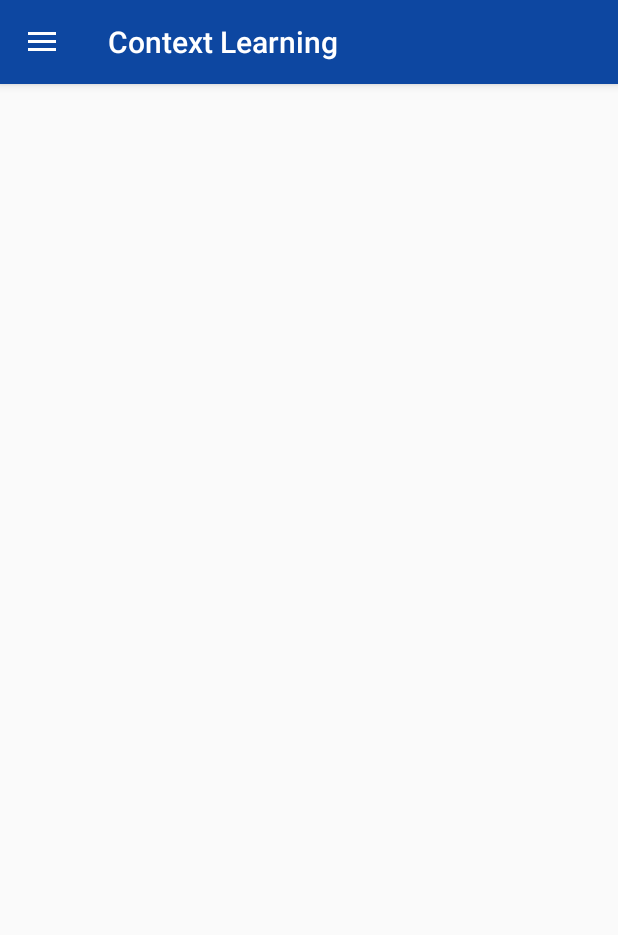
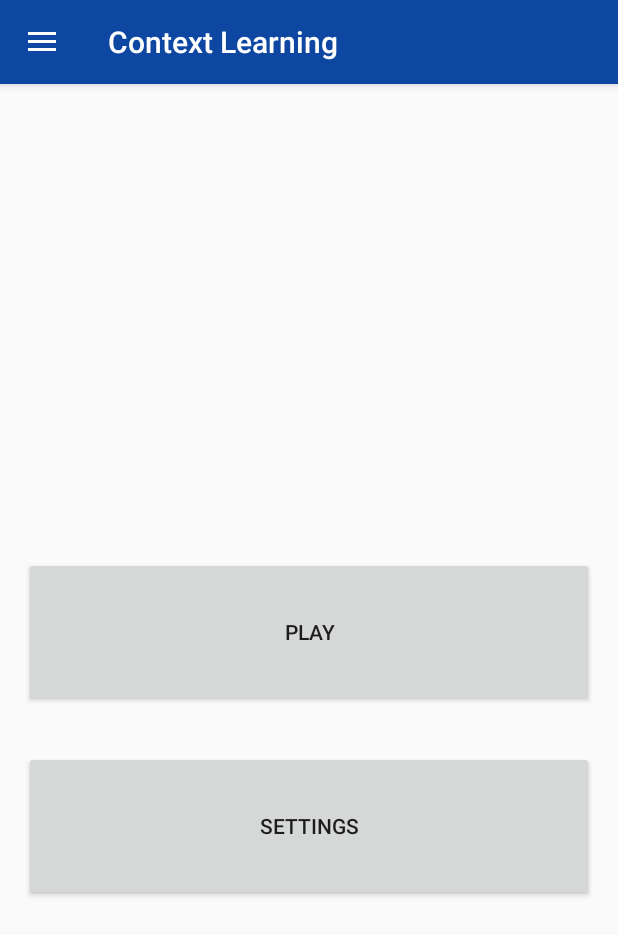
Before and after one commit to mbrya002/Context, an Android app: the NavDrawerActivity screen opened directly, with no data from a screen before it, on a phone screen of 412 x 824 dp. Shown: the top 935 px of the screen. Run offline under Robolectric (Android 15) with nearby library versions, the phone set to English and light mode, and no system bars; our stand-ins replace CircleImageView, Firebase (no records; nobody signed in at launch, a user with empty details on screens opened directly), Picasso; libraries missing offline, so code that uses them is left out: com.firebase.client; pictures from the network do not load; 2 statements that could not run were skipped.

Commit message:
Brokenish but working on it

```diff
--- a/app/src/main/java/apps/matts/contextlearning/NavDrawerActivity.java
+++ b/app/src/main/java/apps/matts/contextlearning/NavDrawerActivity.java
@@ -14,7 +14,9 @@ import android.support.v7.app.ActionBarDrawerToggle;
 import android.support.v7.widget.Toolbar;
 import android.view.MenuItem;
 import android.view.View;
+import android.widget.Button;
 import android.widget.TextView;
+
 import de.hdodenhof.circleimageview.CircleImageView;
 import android.support.design.widget.NavigationView;
 import android.widget.Toast;
@@ -33,7 +35,8 @@ import apps.matts.contextlearning.utils.SharedPrefManager;
 // This class is a simple activity with NavigationDrawer
 // we get data stored in sharedPrefference and display on the header view of the NavigationDrawer
 public class NavDrawerActivity extends BaseActivity implements
-        GoogleApiClient.OnConnectionFailedListener{
+        GoogleApiClient.OnConnectionFailedListener,
+        View.OnClickListener{
 
     Context mContext = this;
 
@@ -43,6 +46,9 @@ public class NavDrawerActivity extends BaseActivity implements
     private TextView mFullNameTextView, mEmailTextView;
     private CircleImageView mProfileImageView;
     private String mUsername, mEmail;
+
+    private Button playButton;
+    private Button settingButton;
 
     SharedPrefManager sharedPrefManager;
     private GoogleApiClient mGoogleApiClient;
@@ -59,6 +65,12 @@ public class NavDrawerActivity extends BaseActivity implements
         initNavigationDrawer();
 
         View header = navigationView.getHeaderView(0);
+
+        playButton = (Button) findViewById(R.id.playButton);
+        playButton.setOnClickListener(this);
+
+        settingButton = (Button) findViewById(R.id.settingsButton);
+        settingButton.setOnClickListener(this);
 
         mFullNameTextView = (TextView) header.findViewById(R.id.fullName);
         mEmailTextView = (TextView) header.findViewById(R.id.email);
@@ -100,26 +112,17 @@ public class NavDrawerActivity extends BaseActivity implements
                 int id = item.getItemId();
 
                 switch (id){
-                    case R.id.freebie:
-                        Toast.makeText(getApplicationContext(),"Home",Toast.LENGTH_SHORT).show();
-                        drawerLayout.closeDrawers();
-                        break;
+
                     case R.id.payment:
                         Toast.makeText(getApplicationContext(),"Settings",Toast.LENGTH_SHORT).show();
                         drawerLayout.closeDrawers();
                         break;
-                    case R.id.trip:
-                        Toast.makeText(getApplicationContext(),"Trash",Toast.LENGTH_SHORT).show();
-                        drawerLayout.closeDrawers();
-                        break;
+
                     case R.id.logout:
                         signOut();
                         drawerLayout.closeDrawers();
                         break;
-                    case R.id.tips:
-                        Toast.makeText(getApplicationContext(),"Trash",Toast.LENGTH_SHORT).show();
-                        drawerLayout.closeDrawers();
-                        break;
+
                 }
                 return false;
             }
@@ -172,4 +175,14 @@ public class NavDrawerActivity extends BaseActivity implements
                 }
         );
     }
+
+    public void onClick(View view) {
+
+        int id = view.getId();
+
+        if (id == R.id.playButton){
+            Intent intent = new Intent(NavDrawerActivity.this, Level.class);
+            startActivity(intent);
+        }
+    }
 }
--- a/app/src/main/res/layout/activity_base.xml
+++ b/app/src/main/res/layout/activity_base.xml
@@ -7,6 +7,6 @@
     android:paddingLeft="@dimen/activity_horizontal_margin"
     android:paddingRight="@dimen/activity_horizontal_margin"
     android:paddingTop="@dimen/activity_vertical_margin"
-    tools:context="com.tutorial.context.BaseActivity">
+    tools:context="apps.matts.contextlearning.BaseActivity">
 
 </RelativeLayout>
--- a/app/src/main/res/layout/activity_main.xml
+++ b/app/src/main/res/layout/activity_main.xml
@@ -9,7 +9,7 @@
     android:paddingTop="@dimen/activity_vertical_margin"
     android:orientation="vertical"
     android:gravity="center"
-    tools:context="com.tutorial.context.MainActivity">
+    tools:context="apps.matts.contextlearning.MainActivity">
 
     <com.google.android.gms.common.SignInButton
         android:id="@+id/login_with_google"
--- a/app/src/main/res/layout/activity_nav_drawer.xml
+++ b/app/src/main/res/layout/activity_nav_drawer.xml
@@ -9,6 +9,36 @@ android:layout_height="match_parent"
 android:fitsSystemWindows="true"
 tools:openDrawer="start"
 tools:context="apps.matts.contextlearning.NavDrawerActivity">
+    <LinearLayout xmlns:android="http://schemas.android.com/apk/res/android"
+        xmlns:tools="http://schemas.android.com/tools"
+        android:layout_width="match_parent"
+        android:layout_height="match_parent"
+        android:paddingBottom="@dimen/activity_vertical_margin"
+        android:paddingLeft="@dimen/activity_horizontal_margin"
+        android:paddingRight="@dimen/activity_horizontal_margin"
+        android:paddingTop="@dimen/activity_vertical_margin"
+        android:orientation="vertical"
+        android:gravity="center"
+        tools:context="apps.matts.contextlearning.NavDrawerActivity">
+    <Button
+        android:id="@+id/playButton"
+        android:layout_width="match_parent"
+        android:layout_height="100dp"
+        android:layout_alignParentTop="true"
+        android:layout_centerHorizontal="true"
+        android:layout_marginTop="148dp"
+        android:text="Play" />
+
+    <Button
+        android:id="@+id/settingsButton"
+        android:layout_width="match_parent"
+        android:layout_height="100dp"
+        android:layout_alignLeft="@+id/playButton"
+        android:layout_alignStart="@+id/playButton"
+        android:layout_below="@+id/playButton"
+        android:layout_marginTop="29dp"
+        android:text="Settings" />
+</LinearLayout>
 
 <android.support.design.widget.CoordinatorLayout
     android:layout_width="match_parent"
--- a/app/src/main/res/menu/menu_navigation.xml
+++ b/app/src/main/res/menu/menu_navigation.xml
@@ -7,33 +7,11 @@
             android:id="@+id/payment"
             android:title="Home"
             android:icon="@drawable/ic_android_black_24dp"/>
-        <item
-            android:id="@+id/trip"
-            android:title="Ship"
-            android:icon="@drawable/ic_build_black_24dp"/>
-        <item
-            android:id="@+id/freebie"
-            android:title="Free Rides"
-            android:icon="@drawable/ic_forward_black_24dp"/>
 
-        <item
-            android:id="@+id/tips"
-            android:title="Help"
-            android:icon="@drawable/ic_forward_black_24dp"/>
         <item
             android:id="@+id/logout"
             android:title="Logout"
             android:icon="@drawable/ic_invert_colors_black_24dp"/>
     </group>
 
-    <group
-        android:id="@+id/legal_button"
-        android:checkableBehavior="none">
-
-        <item
-            android:id="@+id/drawer_item_settings"
-            android:icon="@drawable/ic_invert_colors_black_24dp"
-            android:title="Legal" >
-        </item>
-    </group>
 </menu>
```
Also changed, not shown: app/build.gradle (+7 -5 lines), app/src/main/AndroidManifest.xml (+9 -0 lines), app/src/main/java/apps/matts/contextlearning/Level.java (added, +196 -0 lines), app/src/main/java/apps/matts/contextlearning/QNum.java (added, +21 -0 lines), app/src/main/java/apps/matts/contextlearning/QuestionInfo.java (added, +39 -0 lines), app/src/main/java/apps/matts/contextlearning/gameLevel.java (added, +141 -0 lines), app/src/main/res/drawable/round_button.xml (added, +13 -0 lines), app/src/main/res/layout/activity_level.xml (added, +129 -0 lines), app/src/main/res/drawable/checkmark.png (added), app/src/main/res/drawable/eraser.png (added).
